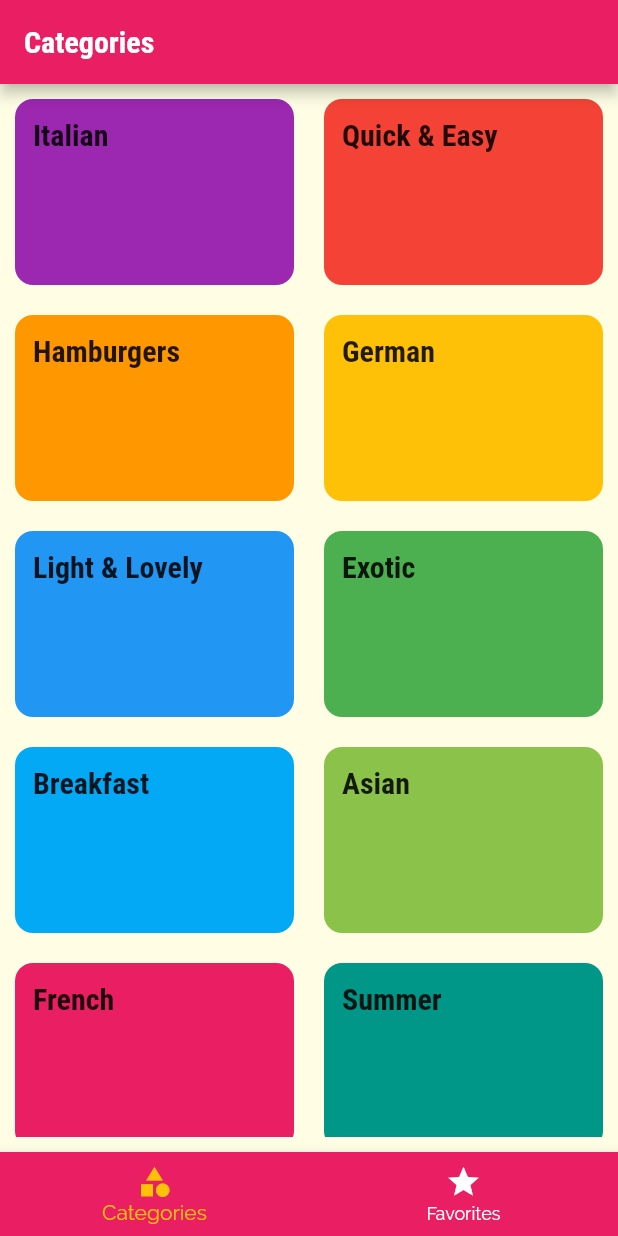
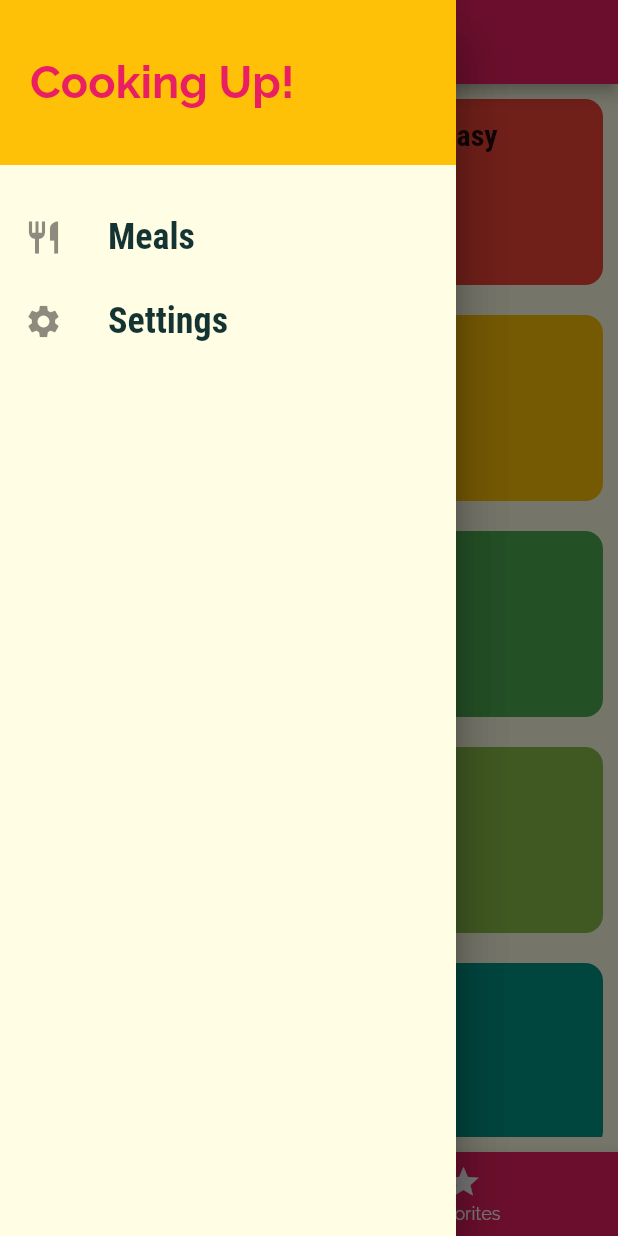
Before and after one commit to LailaNabil/Flutter-Meals-App, a Flutter app: the screen it shows after launch, with the side drawer open (before the commit the screen has no drawer), on a phone screen of 412 x 824 dp. Run offline on Flutter 3.47's test engine with Material 2 defaults, Android fonts, the phone set to English and light mode, and no system bars.

```diff
--- a/lib/main.dart
+++ b/lib/main.dart
@@ -1,4 +1,5 @@
 import 'package:flutter/material.dart';
+import '../screens/settings_screen.dart';
 
 import '../screens/tabs_screen.dart';
 import '../screens/meal_detail_screen.dart';
@@ -31,6 +32,7 @@ class MyApp extends StatelessWidget {
         '/': (ctx) => TabsScreen(),
         CategoryMealsScreen.routeName: (ctx) => CategoryMealsScreen(),
         MealDetailScreen.routeName: (ctx) => MealDetailScreen(),
+        SettingsScreen.routeName: (ctx) => SettingsScreen(),
       },
       onGenerateRoute: (settings) {
         print(settings.arguments);
--- /dev/null
+++ b/lib/screens/settings_screen.dart
@@ -0,0 +1,15 @@
+import 'package:flutter/material.dart';
+
+class SettingsScreen extends StatelessWidget {
+  static const routeName = '/settings';
+
+  @override
+  Widget build(BuildContext context) {
+    return Scaffold(
+      appBar: AppBar(
+        title: Text('Settings'),
+      ),
+      body: Text('Settings'),
+    );
+  }
+}
--- a/lib/screens/tabs_screen.dart
+++ b/lib/screens/tabs_screen.dart
@@ -1,6 +1,7 @@
 import 'package:flutter/material.dart';
 import 'categories_screen.dart';
 import 'favorites_screen.dart';
+import '../widgets/main_drawer.dart';
 
 class TabsScreen extends StatefulWidget {
   @override
@@ -26,6 +27,9 @@ class _TabsScreenState extends State<TabsScreen> {
       appBar: AppBar(
         title: Text(_pages[_selectedPageIndex]['title']),
       ),
+      drawer: Drawer(
+        child: MainDrawer(),
+      ),
       body: _pages[_selectedPageIndex]['page'],
       bottomNavigationBar: BottomNavigationBar(
         onTap: _selectPage,
--- /dev/null
+++ b/lib/widgets/main_drawer.dart
@@ -0,0 +1,76 @@
+import 'package:flutter/material.dart';
+import '../screens/settings_screen.dart';
+
+class MainDrawer extends StatefulWidget {
+  @override
+  _MainDrawerState createState() => _MainDrawerState();
+}
+
+class _MainDrawerState extends State<MainDrawer> {
+  @override
+  Widget build(BuildContext context) {
+    return Drawer(
+      child: Column(
+        children: [
+          Container(
+            height: 110,
+            width: double.infinity,
+            padding: const EdgeInsets.all(20.0),
+            alignment: Alignment.centerLeft,
+            color: Theme.of(context).accentColor,
+            child: Text(
+              'Cooking Up!',
+              style: TextStyle(
+                  fontWeight: FontWeight.bold,
+                  fontSize: 30,
+                  color: Theme.of(context).primaryColor),
+            ),
+          ),
+          SizedBox(
+            height: 20,
+          ),
+          CustomListTile(
+            title: 'Meals',
+            icon: Icons.restaurant,
+            onTap: () {
+              Navigator.of(context).pushNamed('/');
+            },
+          ),
+          CustomListTile(
+            title: 'Settings',
+            icon: Icons.settings,
+            onTap: () {
+              Navigator.of(context).pushNamed(SettingsScreen.routeName);
+            },
+          ),
+        ],
+      ),
+    );
+  }
+}
+
+class CustomListTile extends StatelessWidget {
+  final String title;
+  final IconData icon;
+  final Function onTap;
+
+  const CustomListTile({this.title, this.icon, this.onTap});
+
+  @override
+  Widget build(BuildContext context) {
+    return ListTile(
+      leading: Icon(
+        icon,
+        size: 26,
+      ),
+      title: Text(
+        title,
+        style: TextStyle(
+            fontFamily: 'RobotoCondensed',
+            fontSize: 24,
+            fontWeight: FontWeight.bold),
+      ),
+      onTap: onTap,
+    );
+  }
+}
```
